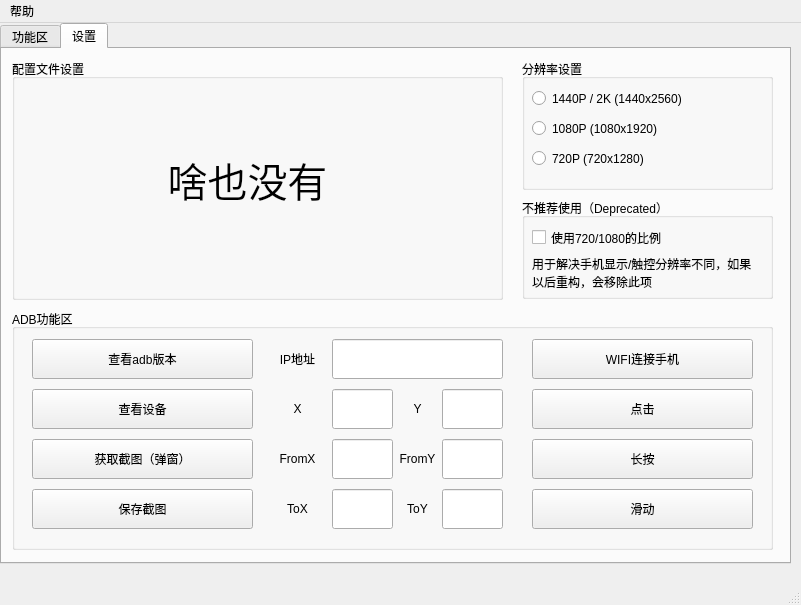
Above: main_gui.ui from oscarcx123/afk-arena-tools before the change. Below: the same form after it.
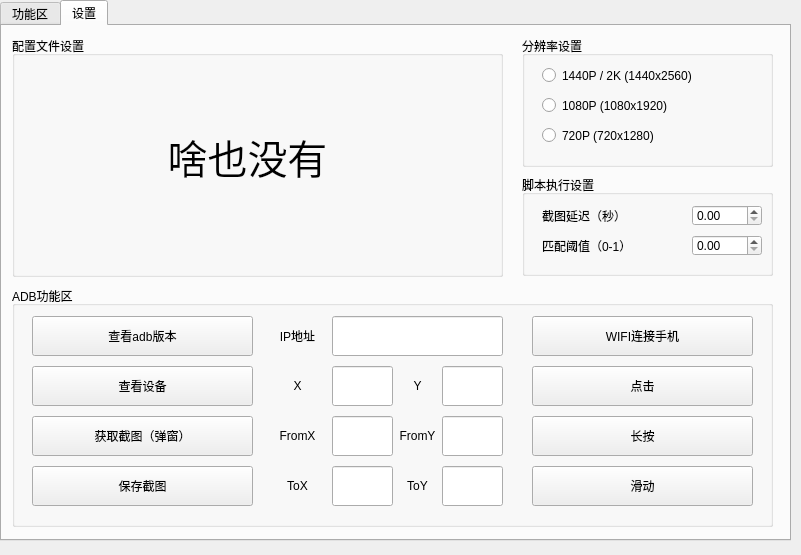
That is the form after the change. The open tabs and pages were chosen to show the change.

The edit to the form file:
```diff
--- a/main_gui.ui
+++ b/main_gui.ui
@@ -7,7 +7,7 @@
     <x>0</x>
     <y>0</y>
     <width>801</width>
-    <height>605</height>
+    <height>555</height>
    </rect>
   </property>
   <property name="windowTitle">
@@ -385,7 +385,7 @@
       <widget class="QRadioButton" name="radioButton">
        <property name="geometry">
         <rect>
-         <x>10</x>
+         <x>20</x>
          <y>30</y>
          <width>221</width>
          <height>19</height>
@@ -398,7 +398,7 @@
       <widget class="QRadioButton" name="radioButton_2">
        <property name="geometry">
         <rect>
-         <x>10</x>
+         <x>20</x>
          <y>60</y>
          <width>221</width>
          <height>19</height>
@@ -411,7 +411,7 @@
       <widget class="QRadioButton" name="radioButton_3">
        <property name="geometry">
         <rect>
-         <x>10</x>
+         <x>20</x>
          <y>90</y>
          <width>221</width>
          <height>19</height>
@@ -765,60 +765,70 @@
        </rect>
       </property>
       <property name="title">
-       <string>不推荐使用（Deprecated）</string>
+       <string>脚本执行设置</string>
       </property>
-      <widget class="QCheckBox" name="checkBox">
-       <property name="geometry">
-        <rect>
-         <x>10</x>
-         <y>30</y>
-         <width>221</width>
-         <height>19</height>
-        </rect>
-       </property>
-       <property name="text">
-        <string>使用720/1080的比例</string>
-       </property>
-      </widget>
       <widget class="QLabel" name="label_2">
        <property name="geometry">
         <rect>
-         <x>10</x>
-         <y>50</y>
-         <width>231</width>
-         <height>51</height>
+         <x>20</x>
+         <y>30</y>
+         <width>131</width>
+         <height>21</height>
         </rect>
        </property>
        <property name="text">
-        <string>&lt;html&gt;&lt;head/&gt;&lt;body&gt;&lt;p&gt;用于解决手机显示/触控分辨率不同，如果以后重构，会移除此项&lt;/p&gt;&lt;/body&gt;&lt;/html&gt;</string>
+        <string>截图延迟（秒）</string>
        </property>
-       <property name="wordWrap">
-        <bool>true</bool>
+      </widget>
+      <widget class="QLabel" name="label_10">
+       <property name="geometry">
+        <rect>
+         <x>20</x>
+         <y>60</y>
+         <width>131</width>
+         <height>21</height>
+        </rect>
+       </property>
+       <property name="text">
+        <string>匹配阈值（0-1）</string>
+       </property>
+      </widget>
+      <widget class="QDoubleSpinBox" name="doubleSpinBox">
+       <property name="geometry">
+        <rect>
+         <x>170</x>
+         <y>30</y>
+         <width>70</width>
+         <height>21</height>
+        </rect>
+       </property>
+       <property name="maximum">
+        <double>5.000000000000000</double>
+       </property>
+       <property name="singleStep">
+        <double>0.100000000000000</double>
+       </property>
+      </widget>
+      <widget class="QDoubleSpinBox" name="doubleSpinBox_2">
+       <property name="geometry">
+        <rect>
+         <x>170</x>
+         <y>60</y>
+         <width>70</width>
+         <height>21</height>
+        </rect>
+       </property>
+       <property name="maximum">
+        <double>1.000000000000000</double>
+       </property>
+       <property name="singleStep">
+        <double>0.010000000000000</double>
        </property>
       </widget>
      </widget>
     </widget>
    </widget>
   </widget>
-  <widget class="QMenuBar" name="menubar">
-   <property name="geometry">
-    <rect>
-     <x>0</x>
-     <y>0</y>
-     <width>801</width>
-     <height>26</height>
-    </rect>
-   </property>
-   <widget class="QMenu" name="menu">
-    <property name="title">
-     <string>帮助</string>
-    </property>
-    <addaction name="action"/>
-    <addaction name="action_2"/>
-   </widget>
-   <addaction name="menu"/>
-  </widget>
-  <widget class="QStatusBar" name="statusbar"/>
   <action name="action">
    <property name="text">
     <string>afk-arena-tools 帮助</string>
```
Left out of the diff: 4 changed lines with no effect on the pictures.
